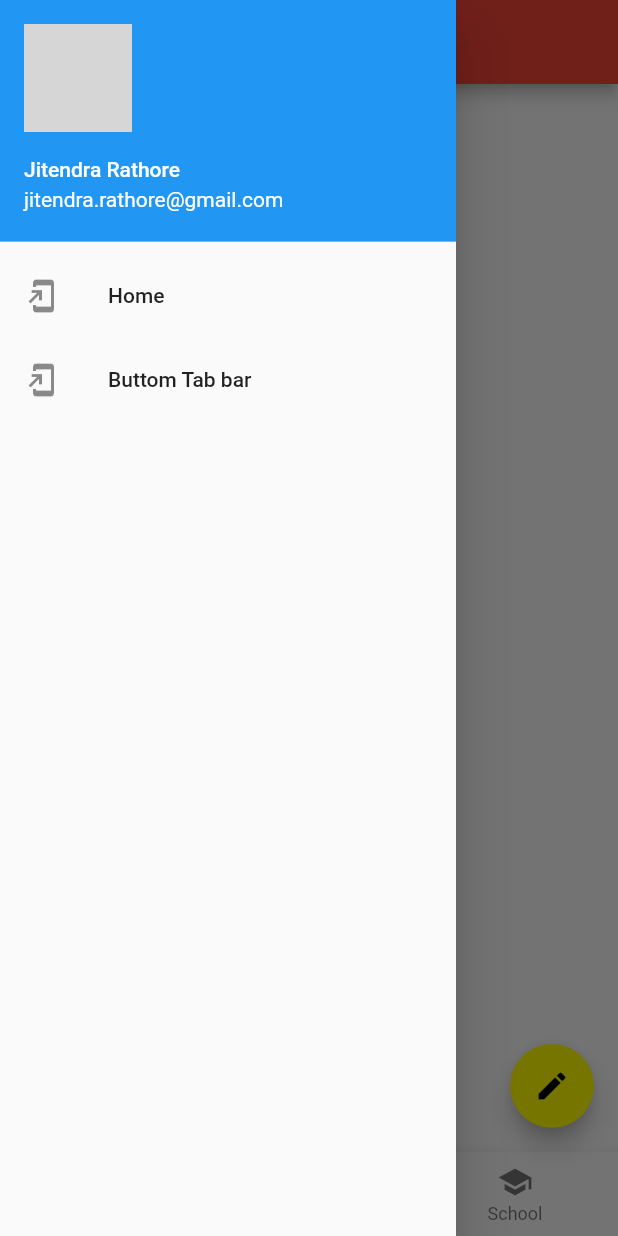
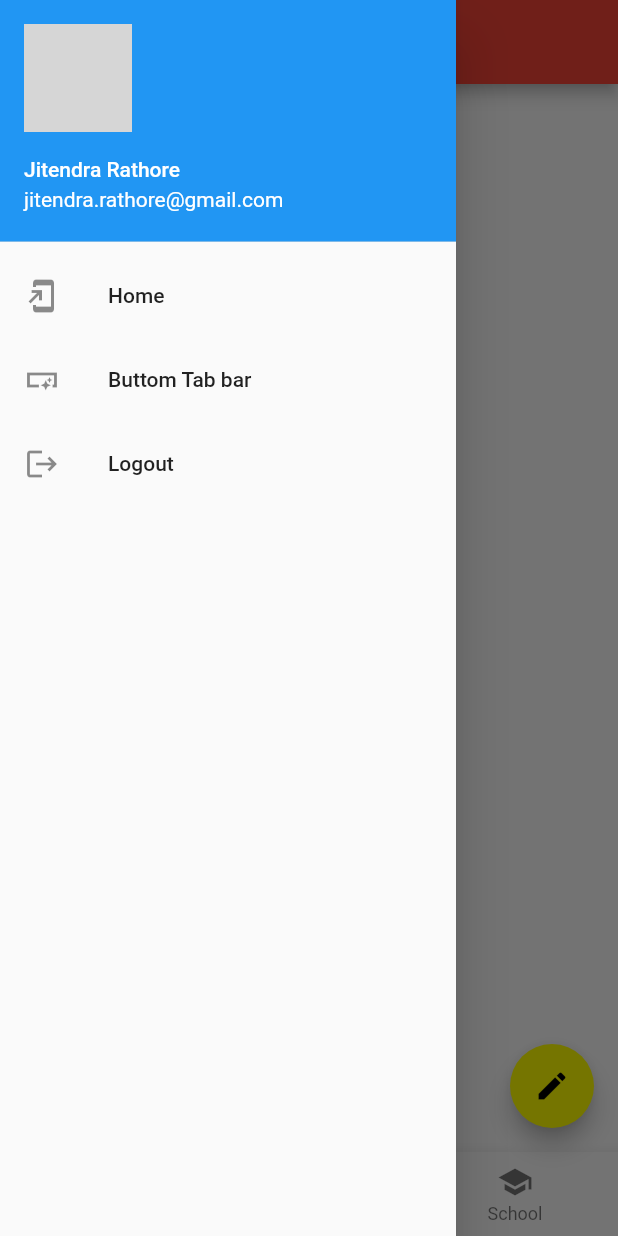
Before and after one commit to jitendraAn/Flutter-Demo-Project, a Flutter app: the HomeScreen screen opened by its route, with the side drawer open, on a phone screen of 412 x 824 dp. Run offline on Flutter 3.47's test engine with Material 2 defaults, Android fonts, the phone set to English and light mode, and no system bars; our stand-ins replace ant_icons, shared_preferences; accounts and stored records are empty; network calls fail; statements that could not run were skipped; grey boxes are pictures that could not be loaded.

Commit message:
add logout

```diff
--- a/lib/Home/HomeScreen.dart
+++ b/lib/Home/HomeScreen.dart
@@ -6,6 +6,7 @@ import 'package:http/http.dart' as http;
 import 'package:my_flutter_cocktail_app/Home/rocket_details_screen.dart';
 import 'package:my_flutter_cocktail_app/Home/rocket_list_tile.dart';
 import 'package:my_flutter_cocktail_app/NetworkRepository/backend.dart';
+import 'package:my_flutter_cocktail_app/utils/Constraints.dart';
 
 class HomeScreen extends StatefulWidget {
   @override
@@ -191,12 +192,21 @@ class _HomeScreenState extends State<HomeScreen> {
               },
             ),
             ListTile(
-              leading: Icon(Icons.add_to_home_screen),
+              leading: Icon(Icons.smart_button_sharp),
               title: Text("Buttom Tab bar"),
               onTap: () {
                 setState(() {
                   isBottom=true;
                 });
+                Navigator.pop(context);
+              },
+            ),
+            ListTile(
+              leading: Icon(Icons.logout),
+              title: Text("Logout"),
+              onTap: () {
+                Constraints.preferences.setBool("login", false);
+                Navigator.of(context).pushNamed("/login");
                 Navigator.pop(context);
               },
             )
```
